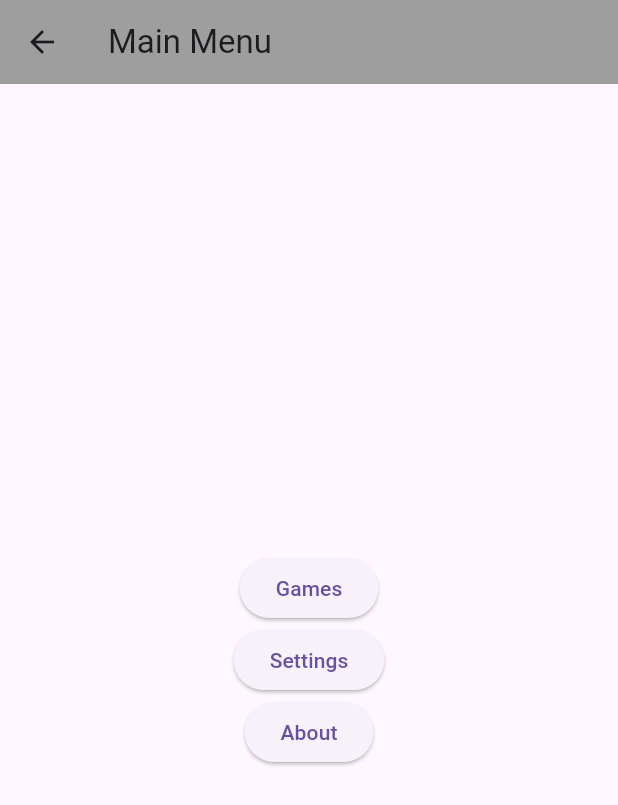
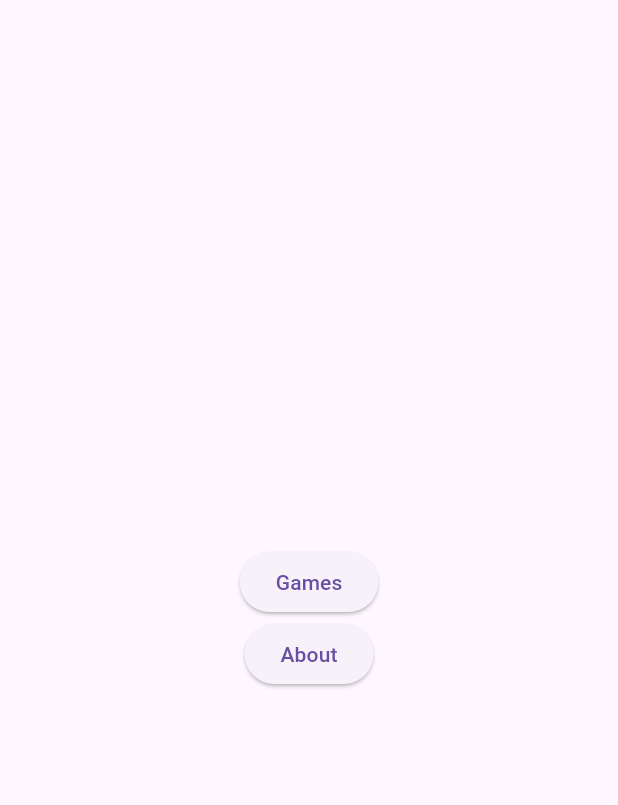
Before and after one commit to d104601/mini_game_heaven, a Flutter app: the MainMenu screen opened directly, on a phone screen of 412 x 824 dp. Shown: the top 805 px of the screen. Run offline on Flutter 3.47's test engine with Material 3 defaults, Android fonts, the phone set to English and light mode, and no system bars.

Commit message:
added flame on pubspec. Changing main menu

```diff
--- a/lib/MainMenu.dart
+++ b/lib/MainMenu.dart
@@ -1,6 +1,6 @@
 import 'package:flutter/material.dart';
 
-// Widget for the main menu
+// container for the main menu
 // multiple vertical buttons on main screen (Games, Settings, About for now)
 class MainMenu extends StatelessWidget {
   const MainMenu({Key? key}) : super(key: key);
@@ -8,39 +8,22 @@ class MainMenu extends StatelessWidget {
   @override
   Widget build(BuildContext context) {
     return Scaffold(
-      // AppBar is the top bar of the app
-      appBar: AppBar(
-        title: const Text('Main Menu'),
-        backgroundColor: Colors.grey,
-      ),
-      // Body is the main content of the app
+      // color: Colors.blue,
       body: Center(
         child: Column(
           mainAxisAlignment: MainAxisAlignment.center,
           children: [
-            // Games button
             ElevatedButton(
               onPressed: () {
-                Navigator.pushNamed(context, '/games');
               },
               child: const Text('Games'),
             ),
-            // Settings button
             ElevatedButton(
               onPressed: () {
-                Navigator.pushNamed(context, '/settings');
-              },
-              child: const Text('Settings'),
-            ),
-            // About button
-            ElevatedButton(
-              onPressed: () {
-                Navigator.pushNamed(context, '/about');
               },
               child: const Text('About'),
-            ),
-          ],
-        ),
+            ),],
+        )
       ),
     );
   }
--- a/pubspec.yaml
+++ b/pubspec.yaml
@@ -35,6 +35,7 @@ dependencies:
   # The following adds the Cupertino Icons font to your application.
   # Use with the CupertinoIcons class for iOS style icons.
   cupertino_icons: ^1.0.2
+  flame: ^1.14.0
 
 dev_dependencies:
   flutter_test:
```
Also changed, not shown: lib/main.dart (+3 -19 lines), pubspec.lock.
